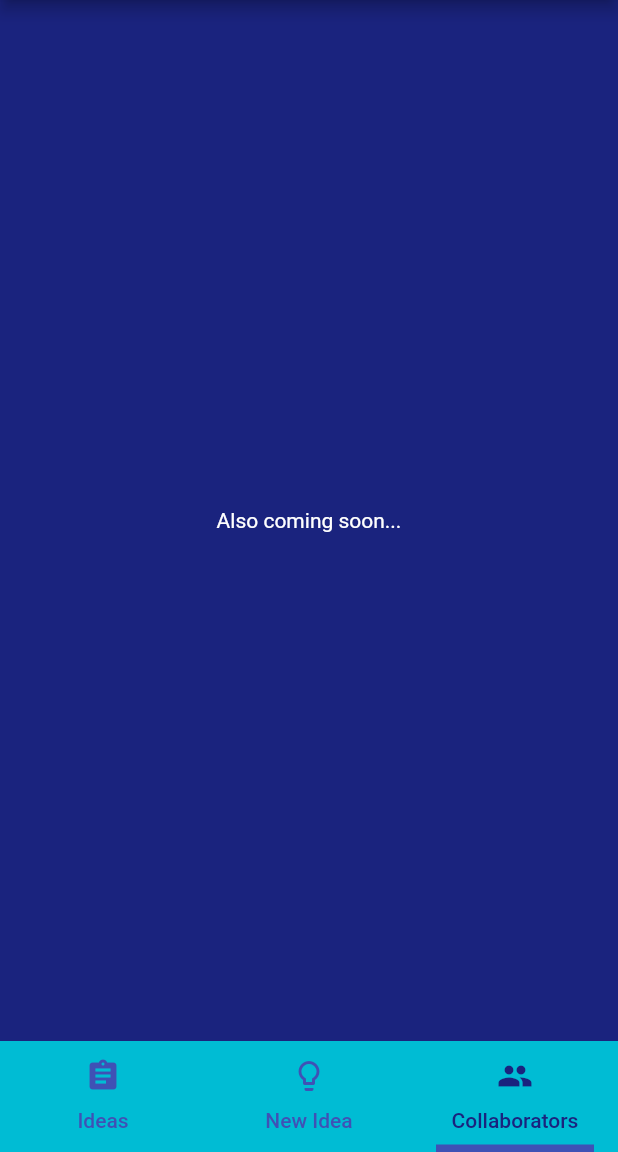
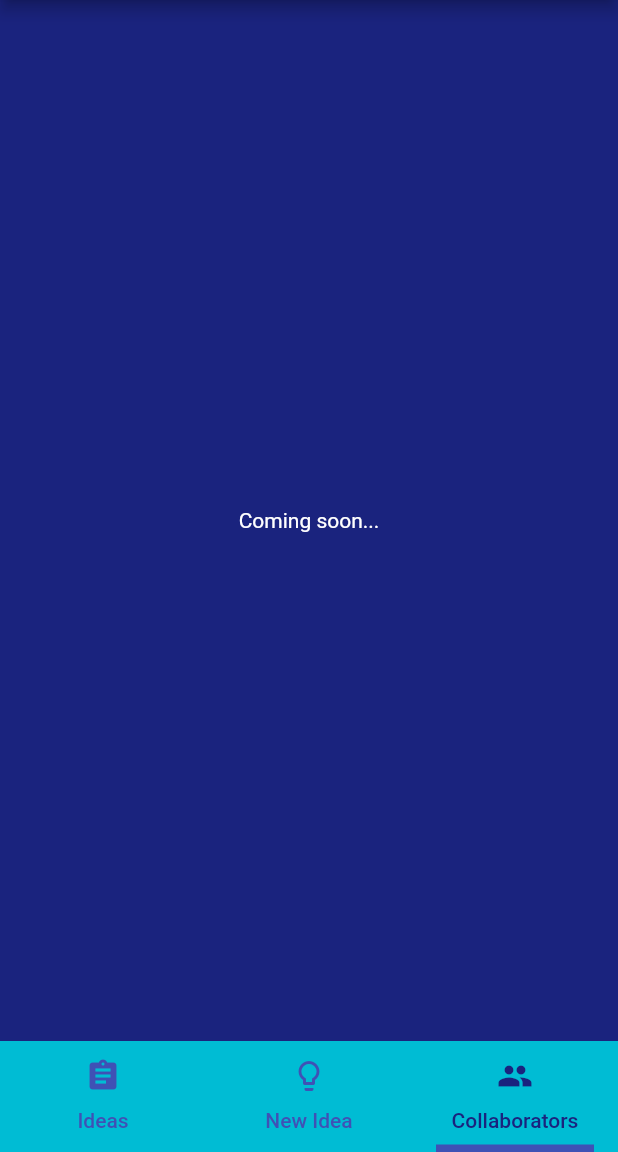
Before and after one commit to Tiger-Cross/Good-Ideas-Machine, a Flutter app: the screen it shows after launch, item 3 of the bottom bar chosen, on a phone screen of 412 x 824 dp, the part 84-1236 px from its top. Run offline on Flutter 3.47's test engine with Material 2 defaults, Android fonts, the phone set to English and light mode, and no system bars.

Commit message:
Altered text in other pages.

```diff
--- a/good_ideas_machine/lib/collaborators.dart
+++ b/good_ideas_machine/lib/collaborators.dart
@@ -15,7 +15,7 @@ class _CollaboratorsPageState extends State<CollaboratorsPage> {
         child: Column(
           mainAxisAlignment: MainAxisAlignment.center,
           children: <Widget>[
-            Text("Also coming soon...")
+            Text("Coming soon...")
           ],
         ),
       ),
--- a/good_ideas_machine/lib/ideas.dart
+++ b/good_ideas_machine/lib/ideas.dart
@@ -15,7 +15,7 @@ class _IdeasPageState extends State<IdeasPage> {
         child: Column(
           mainAxisAlignment: MainAxisAlignment.center,
           children: <Widget>[
-            Text("Also Also coming soon...")
+            Text("Coming soon...")
           ],
         ),
       ),
```
